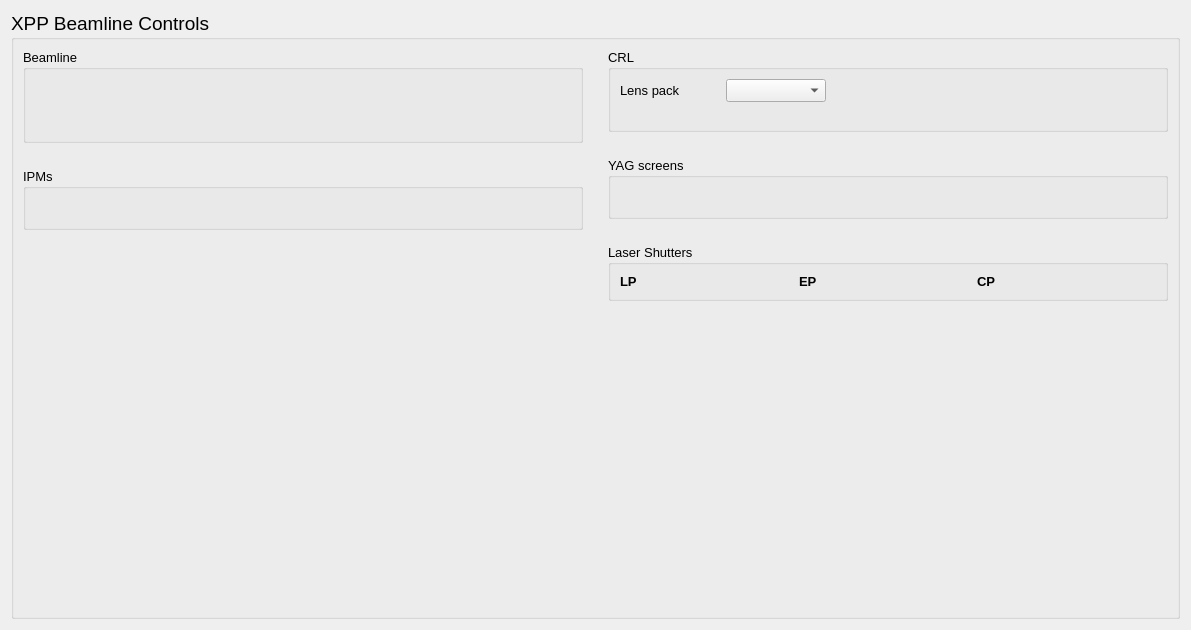
This is xpp_screens/bl_controls.ui in pcdshub/ecs-pydm-ui as Qt 5 draws it before an edit. The edited form follows.
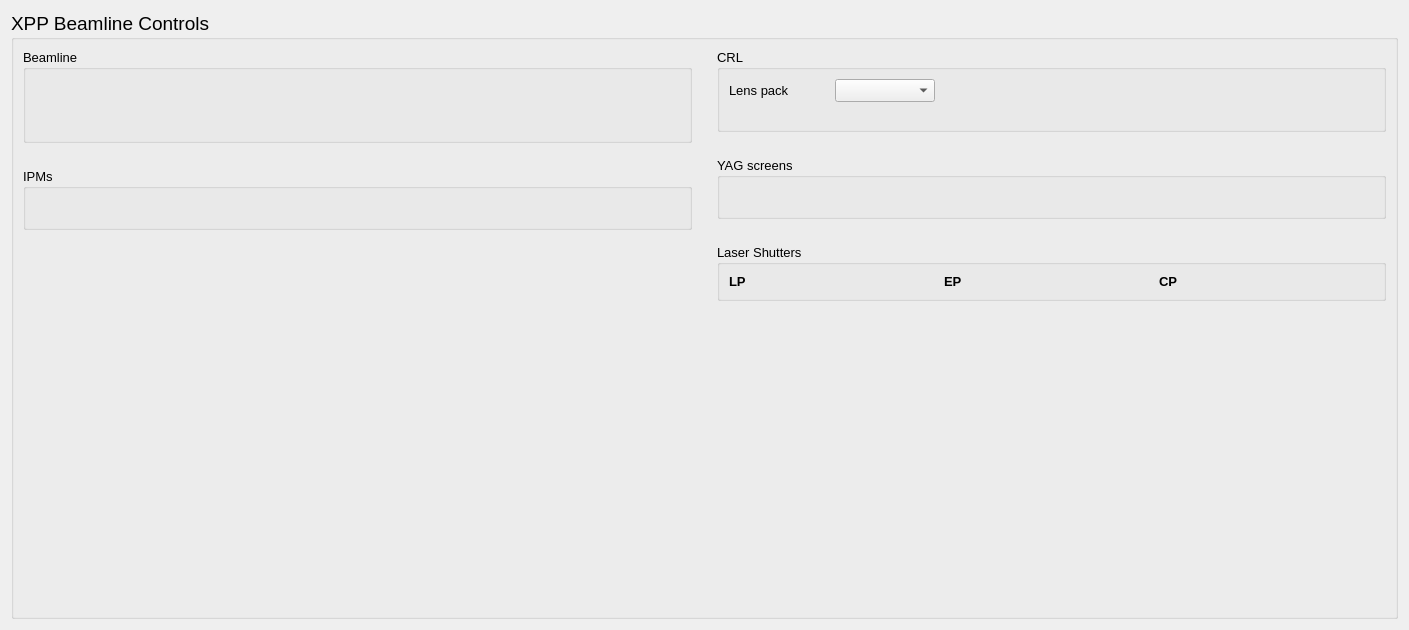
This is the edited form. Custom widgets are drawn as their Qt base class.

Patch:
```diff
--- a/xpp_screens/bl_controls.ui
+++ b/xpp_screens/bl_controls.ui
@@ -6,7 +6,7 @@
    <rect>
     <x>0</x>
     <y>0</y>
-    <width>1191</width>
+    <width>1409</width>
     <height>630</height>
    </rect>
   </property>
```
Left out of the diff: 10 changed lines with no effect on the pictures.
